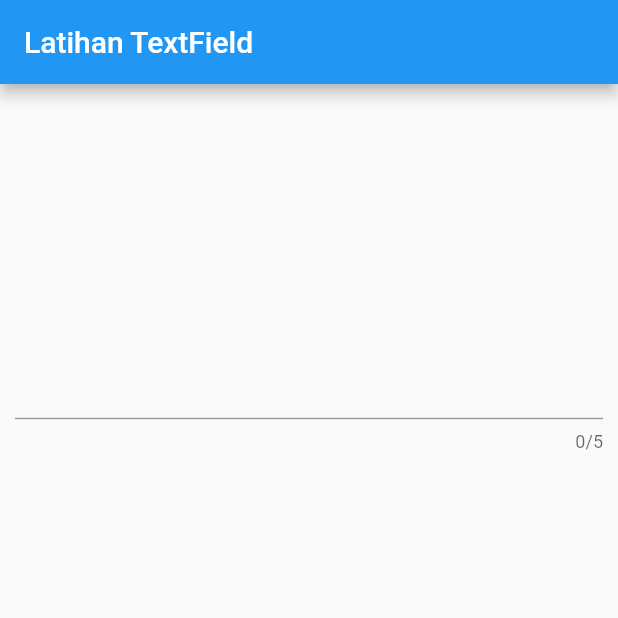
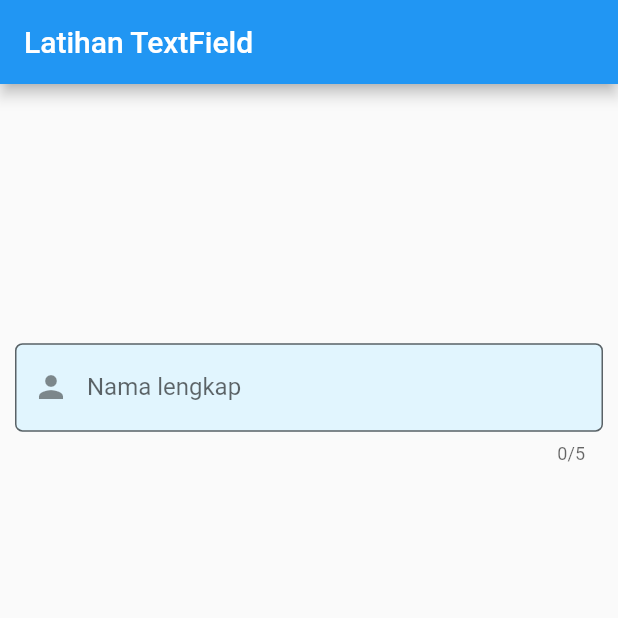
Before and after one commit to lukypurdiono/flutter, a Flutter app: the screen it shows after launch, on a phone screen of 412 x 824 dp, the top half of it. Run offline on Flutter 3.47's test engine with Material 2 defaults, Android fonts, the phone set to English and light mode, and no system bars.

Commit message:
textField

```diff
--- a/lib/main.dart
+++ b/lib/main.dart
@@ -24,6 +24,21 @@ class _MyAppState extends State<MyApp> {
             mainAxisAlignment: MainAxisAlignment.spaceAround,
             children: <Widget>[
               TextField(
+                decoration: InputDecoration(
+                  fillColor: Colors.lightBlue[50],
+                  filled: true,
+                  prefixIcon: Icon(Icons.person),
+                  prefixText: 'Name: ',
+                  prefixStyle: TextStyle(
+                    color: Colors.blue,
+                    fontWeight: FontWeight.w700,
+                  ),
+                  hintText: 'Nama lengkap anda',
+                  labelText: 'Nama lengkap',
+                  border: OutlineInputBorder(
+                    borderRadius: BorderRadius.circular(5),
+                  ),
+                ),
                 obscureText: true, //apabila password yg diinput
                 maxLength: 5, // panjang maksimal 5 karakter
                 maxLines: 1, //apabila sudah mentok, cuma ada 1 baris
```
